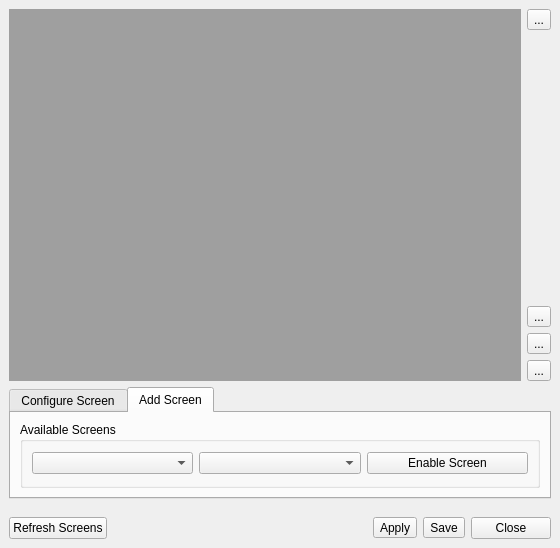
This is src-qt5/core-utils/lumina-xconfig/MainUI.ui in lumina-desktop/lumina as Qt 5 draws it before an edit. The edited form follows.
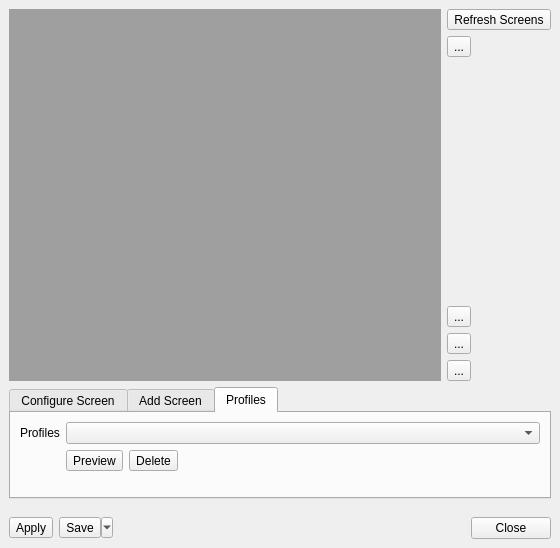
This is the edited form. Icons and pictures are not drawn.

Commit message: Get 90% of the work for adding profiles to lumina-xconfig finished. Still need to work out a few small issues when loading a profile into the preview pane.

```diff
--- a/src-qt5/core-utils/lumina-xconfig/MainUI.ui
+++ b/src-qt5/core-utils/lumina-xconfig/MainUI.ui
@@ -29,6 +29,19 @@
       </item>
       <item>
        <layout class="QVBoxLayout" name="verticalLayout_2">
+        <item>
+         <widget class="QToolButton" name="push_rescan">
+          <property name="toolTip">
+           <string>Refresh Screens</string>
+          </property>
+          <property name="text">
+           <string>Refresh Screens</string>
+          </property>
+          <property name="icon">
+           <iconset theme="view-refresh"/>
+          </property>
+         </widget>
+        </item>
         <item>
          <widget class="QToolButton" name="tool_deactivate">
           <property name="toolTip">
@@ -37,6 +50,9 @@
           <property name="text">
            <string notr="true">...</string>
           </property>
+          <property name="icon">
+           <iconset theme="list-remove"/>
+          </property>
          </widget>
         </item>
         <item>
@@ -71,7 +87,8 @@
            <string notr="true">...</string>
           </property>
           <property name="icon">
-           <iconset theme="format-view-column"/>
+           <iconset theme="format-view-column">
+            <normaloff>.</normaloff>.</iconset>
           </property>
          </widget>
         </item>
@@ -81,7 +98,8 @@
            <string notr="true">...</string>
           </property>
           <property name="icon">
-           <iconset theme="format-view-agenda"/>
+           <iconset theme="format-view-agenda">
+            <normaloff>.</normaloff>.</iconset>
           </property>
          </widget>
         </item>
@@ -106,7 +124,7 @@
     <item>
      <widget class="QTabWidget" name="tabWidget">
       <property name="currentIndex">
-       <number>1</number>
+       <number>2</number>
       </property>
       <widget class="QWidget" name="tab_config">
        <attribute name="title">
@@ -219,6 +237,53 @@
         </item>
        </layout>
       </widget>
+      <widget class="QWidget" name="tab">
+       <attribute name="title">
+        <string>Profiles</string>
+       </attribute>
+       <layout class="QFormLayout" name="formLayout_2">
+        <item row="0" column="0">
+         <widget class="QLabel" name="label_3">
+          <property name="text">
+           <string>Profiles</string>
+          </property>
+         </widget>
+        </item>
+        <item row="0" column="1">
+         <widget class="QComboBox" name="combo_profiles"/>
+        </item>
+        <item row="1" column="1">
+         <layout class="QHBoxLayout" name="horizontalLayout_4">
+          <item>
+           <widget class="QToolButton" name="tool_profile_load">
+            <property name="text">
+             <string>Preview</string>
+            </property>
+            <property name="icon">
+             <iconset theme="view-restore"/>
+            </property>
+            <property name="toolButtonStyle">
+             <enum>Qt::ToolButtonTextBesideIcon</enum>
+            </property>
+           </widget>
+          </item>
+          <item>
+           <widget class="QToolButton" name="tool_profile_remove">
+            <property name="text">
+             <string>Delete</string>
+            </property>
+            <property name="icon">
+             <iconset theme="view-close"/>
+            </property>
+            <property name="toolButtonStyle">
+             <enum>Qt::ToolButtonTextBesideIcon</enum>
+            </property>
+           </widget>
+          </item>
+         </layout>
+        </item>
+       </layout>
+      </widget>
      </widget>
     </item>
     <item>
@@ -236,28 +301,14 @@
     </item>
     <item>
      <layout class="QHBoxLayout" name="horizontalLayout">
-      <item>
-       <widget class="QPushButton" name="push_rescan">
-        <property name="text">
-         <string>Refresh Screens</string>
-        </property>
-       </widget>
-      </item>
-      <item>
-       <spacer name="horizontalSpacer">
-        <property name="orientation">
-         <enum>Qt::Horizontal</enum>
-        </property>
-        <property name="sizeHint" stdset="0">
-         <size>
-          <width>40</width>
-          <height>20</height>
-         </size>
-        </property>
-       </spacer>
-      </item>
       <item>
        <widget class="QToolButton" name="tool_applyconfig">
+        <property name="sizePolicy">
+         <sizepolicy hsizetype="Preferred" vsizetype="Fixed">
+          <horstretch>0</horstretch>
+          <verstretch>0</verstretch>
+         </sizepolicy>
+        </property>
         <property name="text">
          <string>Apply</string>
         </property>
@@ -268,6 +319,12 @@
       </item>
       <item>
        <widget class="QToolButton" name="tool_save">
+        <property name="sizePolicy">
+         <sizepolicy hsizetype="Preferred" vsizetype="Fixed">
+          <horstretch>0</horstretch>
+          <verstretch>0</verstretch>
+         </sizepolicy>
+        </property>
         <property name="toolTip">
          <string>Save current settings as user defaults</string>
         </property>
@@ -278,13 +335,35 @@
          <iconset theme="document-save">
           <normaloff>.</normaloff>.</iconset>
         </property>
+        <property name="popupMode">
+         <enum>QToolButton::MenuButtonPopup</enum>
+        </property>
         <property name="toolButtonStyle">
          <enum>Qt::ToolButtonTextBesideIcon</enum>
         </property>
        </widget>
       </item>
+      <item>
+       <spacer name="horizontalSpacer">
+        <property name="orientation">
+         <enum>Qt::Horizontal</enum>
+        </property>
+        <property name="sizeHint" stdset="0">
+         <size>
+          <width>40</width>
+          <height>20</height>
+         </size>
+        </property>
+       </spacer>
+      </item>
       <item>
        <widget class="QPushButton" name="push_close">
+        <property name="sizePolicy">
+         <sizepolicy hsizetype="Preferred" vsizetype="Fixed">
+          <horstretch>0</horstretch>
+          <verstretch>0</verstretch>
+         </sizepolicy>
+        </property>
         <property name="text">
          <string>Close</string>
         </property>
```
The commit also changes 4 other files.
